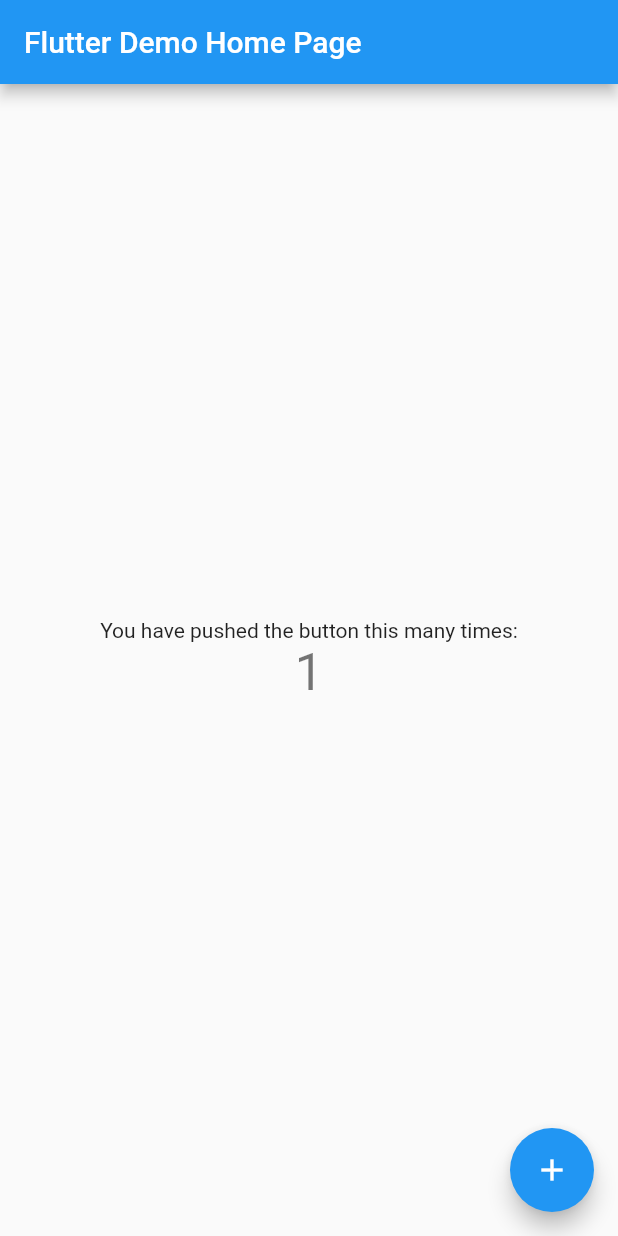
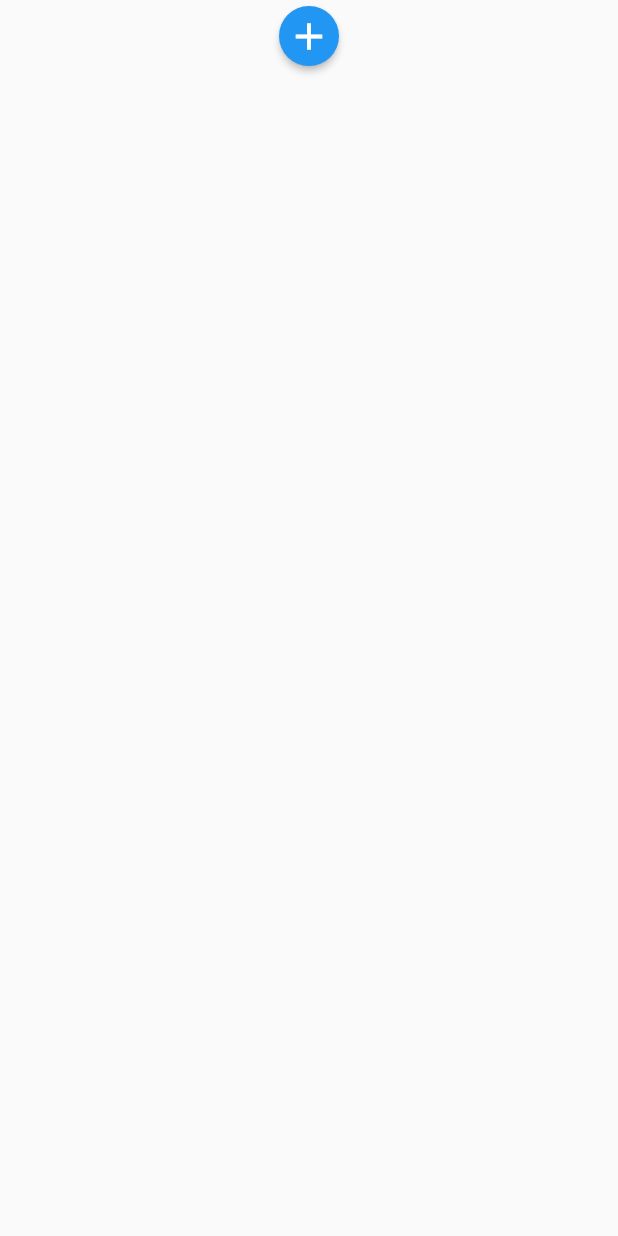
Before and after one commit to pacifiquebayisenge/realdolmen_stage_flutter, a Flutter app: the screen it shows after launch, after a tap on the "add" icon, on a phone screen of 412 x 824 dp. Run offline on Flutter 3.47's test engine with Material 2 defaults, Android fonts, the phone set to English and light mode, and no system bars.

Commit message:
App ontruimen

```diff
--- a/schooler/lib/main.dart
+++ b/schooler/lib/main.dart
@@ -1,115 +1,11 @@
 import 'package:flutter/material.dart';
+import 'package:schooler/pages/home.dart';
 
 void main() {
-  runApp(const MyApp());
+  runApp( MaterialApp(
+    initialRoute: '/',
+    routes: {
+      '/': (context) => Home(),
+    },
+  ));
 }
-
-class MyApp extends StatelessWidget {
-  const MyApp({Key? key}) : super(key: key);
-
-  // This widget is the root of your application.
-  @override
-  Widget build(BuildContext context) {
-    return MaterialApp(
-      title: 'Flutter Demo',
-      theme: ThemeData(
-        // This is the theme of your application.
-        //
-        // Try running your application with "flutter run". You'll see the
-        // application has a blue toolbar. Then, without quitting the app, try
-        // changing the primarySwatch below to Colors.green and then invoke
-        // "hot reload" (press "r" in the console where you ran "flutter run",
-        // or simply save your changes to "hot reload" in a Flutter IDE).
-        // Notice that the counter didn't reset back to zero; the application
-        // is not restarted.
-        primarySwatch: Colors.blue,
-      ),
-      home: const MyHomePage(title: 'Flutter Demo Home Page'),
-    );
-  }
-}
-
-class MyHomePage extends StatefulWidget {
-  const MyHomePage({Key? key, required this.title}) : super(key: key);
-
-  // This widget is the home page of your application. It is stateful, meaning
-  // that it has a State object (defined below) that contains fields that affect
-  // how it looks.
-
-  // This class is the configuration for the state. It holds the values (in this
-  // case the title) provided by the parent (in this case the App widget) and
-  // used by the build method of the State. Fields in a Widget subclass are
-  // always marked "final".
-
-  final String title;
-
-  @override
-  State<MyHomePage> createState() => _MyHomePageState();
-}
-
-class _MyHomePageState extends State<MyHomePage> {
-  int _counter = 0;
-
-  void _incrementCounter() {
-    setState(() {
-      // This call to setState tells the Flutter framework that something has
-      // changed in this State, which causes it to rerun the build method below
-      // so that the display can reflect the updated values. If we changed
-      // _counter without calling setState(), then the build method would not be
-      // called again, and so nothing would appear to happen.
-      _counter++;
-    });
-  }
-
-  @override
-  Widget build(BuildContext context) {
-    // This method is rerun every time setState is called, for instance as done
-    // by the _incrementCounter method above.
-    //
-    // The Flutter framework has been optimized to make rerunning build methods
-    // fast, so that you can just rebuild anything that needs updating rather
-    // than having to individually change instances of widgets.
-    return Scaffold(
-      appBar: AppBar(
-        // Here we take the value from the MyHomePage object that was created by
-        // the App.build method, and use it to set our appbar title.
-        title: Text(widget.title),
-      ),
-      body: Center(
-        // Center is a layout widget. It takes a single child and positions it
-        // in the middle of the parent.
-        child: Column(
-          // Column is also a layout widget. It takes a list of children and
-          // arranges them vertically. By default, it sizes itself to fit its
-          // children horizontally, and tries to be as tall as its parent.
-          //
-          // Invoke "debug painting" (press "p" in the console, choose the
-          // "Toggle Debug Paint" action from the Flutter Inspector in Android
-          // Studio, or the "Toggle Debug Paint" command in Visual Studio Code)
-          // to see the wireframe for each widget.
-          //
-          // Column has various properties to control how it sizes itself and
-          // how it positions its children. Here we use mainAxisAlignment to
-          // center the children vertically; the main axis here is the vertical
-          // axis because Columns are vertical (the cross axis would be
-          // horizontal).
-          mainAxisAlignment: MainAxisAlignment.center,
-          children: <Widget>[
-            const Text(
-              'You have pushed the button this many times:',
-            ),
-            Text(
-              '$_counter',
-              style: Theme.of(context).textTheme.headline4,
-            ),
-          ],
-        ),
-      ),
-      floatingActionButton: FloatingActionButton(
-        onPressed: _incrementCounter,
-        tooltip: 'Increment',
-        child: const Icon(Icons.add),
-      ), // This trailing comma makes auto-formatting nicer for build methods.
-    );
-  }
-}
--- /dev/null
+++ b/schooler/lib/pages/home.dart
@@ -0,0 +1,52 @@
+import 'package:flutter/material.dart';
+
+class Home extends StatefulWidget {
+  const Home({Key? key}) : super(key: key);
+
+  @override
+  _HomeState createState() => _HomeState();
+}
+
+class _HomeState extends State<Home> {
+  @override
+  Widget build(BuildContext context) {
+    return Scaffold(
+      body: SafeArea(
+        child: Container(
+            child: Column(
+
+
+          children: [
+
+            Button(),
+          ],
+        )),
+      ),
+    );
+  }
+}
+
+class Button extends StatelessWidget {
+  const Button({Key? key}) : super(key: key);
+
+  @override
+  Widget build(BuildContext context) {
+    return Align(
+      alignment: Alignment.bottomCenter,
+      child: ElevatedButton(
+        onPressed: () {
+          print('Open new page');
+        },
+        style: ElevatedButton.styleFrom(
+          shape: CircleBorder(),
+          padding: EdgeInsets.all(5.0)
+        ),
+        child: const Icon(
+          Icons.add,
+          color: Colors.white,
+          size: 30.0,
+        ),
+      ),
+    );
+  }
+}
--- a/schooler/pubspec.yaml
+++ b/schooler/pubspec.yaml
@@ -1,5 +1,5 @@
-name: realdolmen_stage_flutter
-description: School registration app
+name: schooler
+description: FLutter app die school inschrijvingen vereenvoudigd
 
 # The following line prevents the package from being accidentally published to
 # pub.dev using `flutter pub publish`. This is preferred for private packages.
```
Also changed, not shown: 9 other files.
